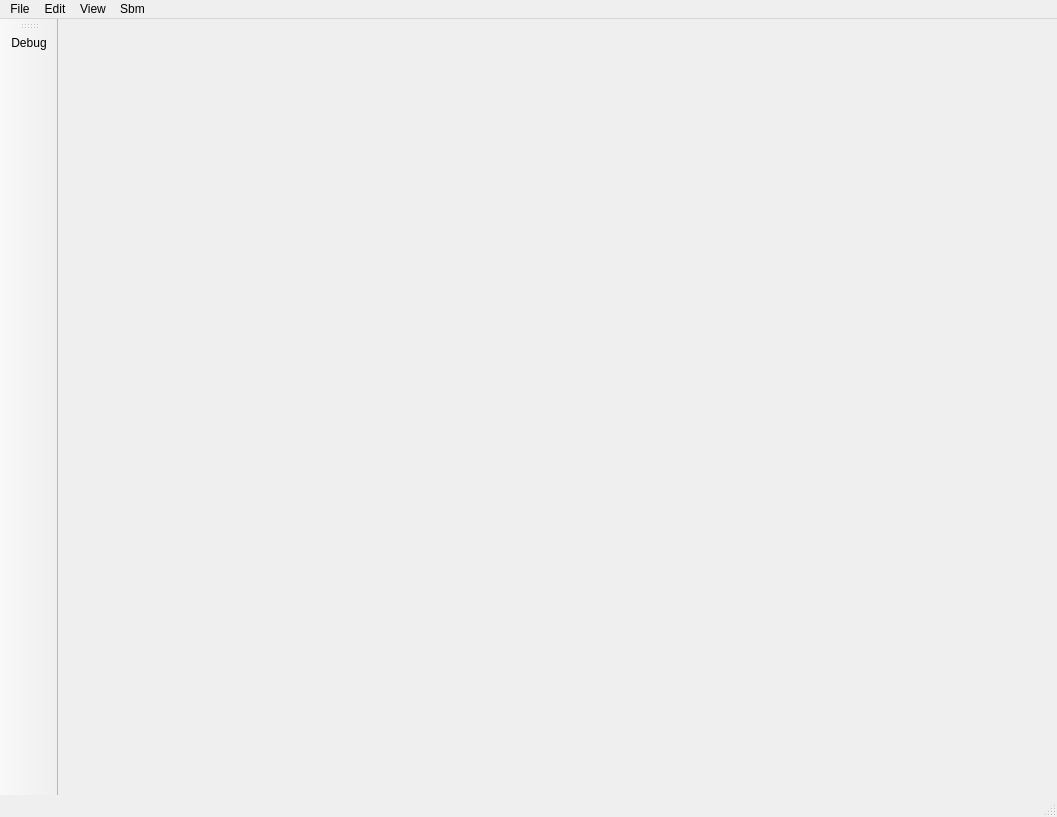
Before: the Qt Designer form core/smartbody/sbm-debugger/gui/designer/SbmDebuggerForm.ui in DrAlta/smartbody, drawn with Qt 5.
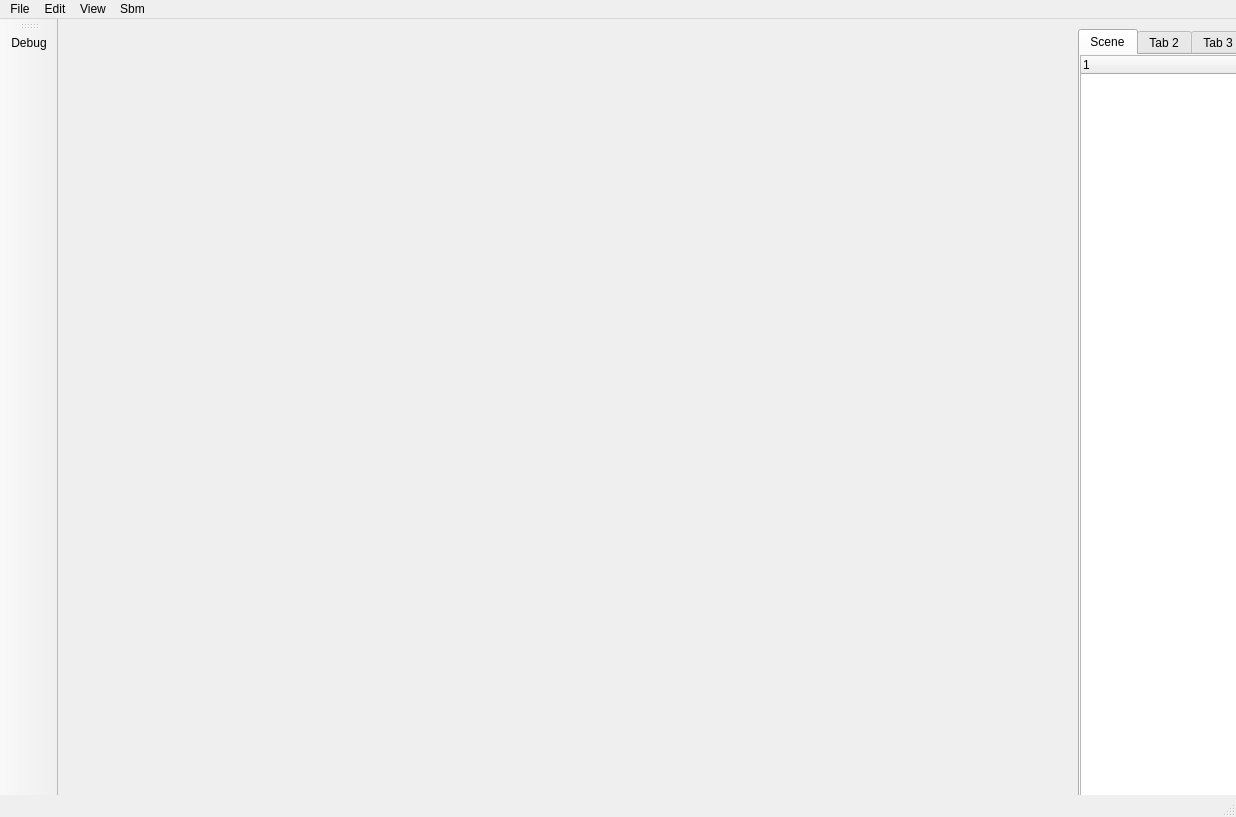
After: the same form once the commit is applied. Icons and pictures are not drawn.

Commit message: sbmdebugger- added tree view that shows a hierarchy of characters and pawns in the scene

What changed in the file:
```diff
--- a/core/smartbody/sbm-debugger/gui/designer/SbmDebuggerForm.ui
+++ b/core/smartbody/sbm-debugger/gui/designer/SbmDebuggerForm.ui
@@ -6,7 +6,7 @@
    <rect>
     <x>0</x>
     <y>0</y>
-    <width>1057</width>
+    <width>1236</width>
     <height>817</height>
    </rect>
   </property>
@@ -24,13 +24,65 @@
      </rect>
     </property>
    </widget>
+   <widget class="QTabWidget" name="sceneTab">
+    <property name="geometry">
+     <rect>
+      <x>1020</x>
+      <y>10</y>
+      <width>181</width>
+      <height>771</height>
+     </rect>
+    </property>
+    <property name="currentIndex">
+     <number>0</number>
+    </property>
+    <widget class="QWidget" name="tab">
+     <attribute name="title">
+      <string>Scene</string>
+     </attribute>
+     <widget class="QTreeWidget" name="sceneTree">
+      <property name="geometry">
+       <rect>
+        <x>0</x>
+        <y>0</y>
+        <width>181</width>
+        <height>741</height>
+       </rect>
+      </property>
+      <property name="rootIsDecorated">
+       <bool>true</bool>
+      </property>
+      <property name="columnCount">
+       <number>1</number>
+      </property>
+      <attribute name="headerVisible">
+       <bool>true</bool>
+      </attribute>
+      <column>
+       <property name="text">
+        <string notr="true">1</string>
+       </property>
+      </column>
+     </widget>
+    </widget>
+    <widget class="QWidget" name="tab_2">
+     <attribute name="title">
+      <string>Tab 2</string>
+     </attribute>
+    </widget>
+    <widget class="QWidget" name="tab_3">
+     <attribute name="title">
+      <string>Tab 3</string>
+     </attribute>
+    </widget>
+   </widget>
   </widget>
   <widget class="QMenuBar" name="menubar">
    <property name="geometry">
     <rect>
      <x>0</x>
      <y>0</y>
-     <width>1057</width>
+     <width>1236</width>
      <height>21</height>
     </rect>
    </property>
```
The commit also changes 11 other files.
